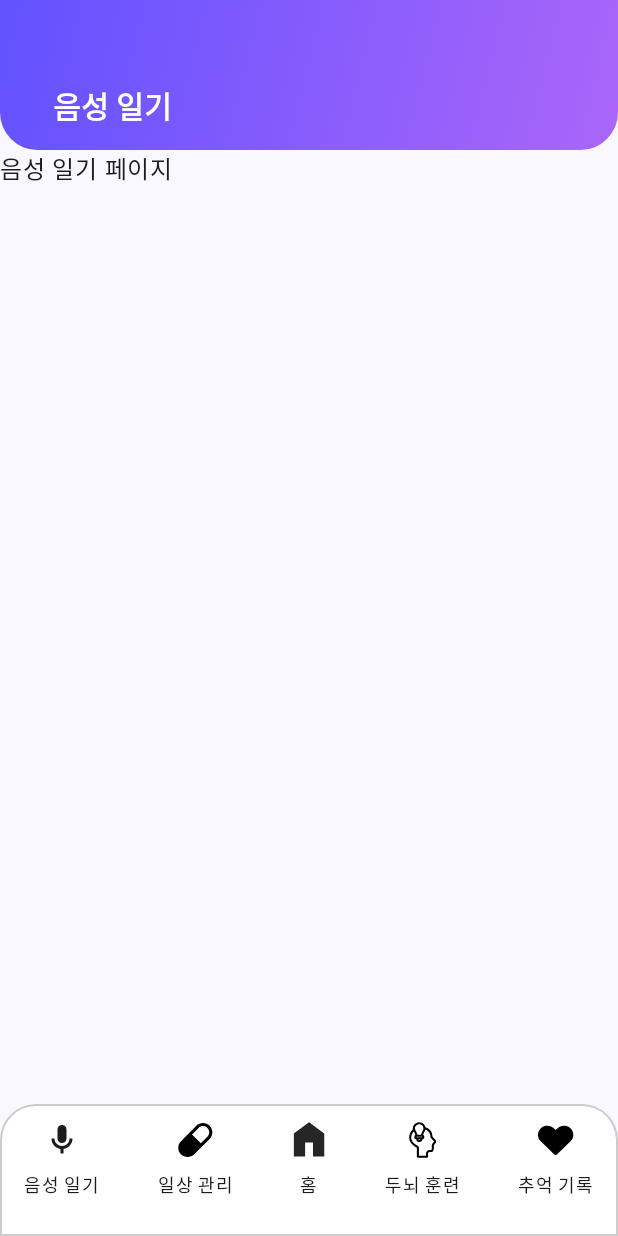
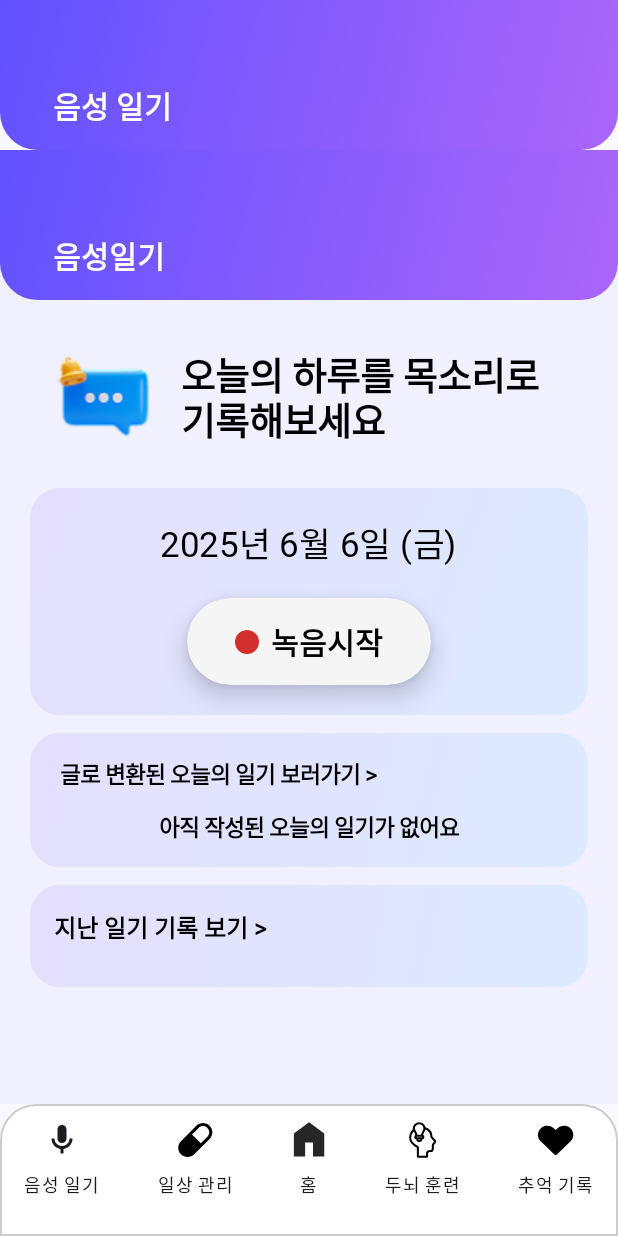
Before and after one commit to 2025AndroidTermProject/Hangyul, an Android app built with Jetpack Compose: the DiaryPage screen opened through its navigation route, on a phone screen of 412 x 824 dp. Run offline under Robolectric (Android 15) with nearby library versions, the phone set to English and light mode, and no system bars; Roboto replaces fonts that are not available here.

Commit message:
음성일기 메인 페이지 개발

```diff
--- a/app/src/main/java/com/android/hangyul/ui/screen/diary/ConvertedDiaryCard.kt
+++ b/app/src/main/java/com/android/hangyul/ui/screen/diary/ConvertedDiaryCard.kt
@@ -36,15 +36,11 @@ fun ConvertedDiaryCard(
     Column(
         modifier = modifier
             .fillMaxWidth()
-            .clip(RoundedCornerShape(20.dp)) // clip 꼭 필요
+            .clip(RoundedCornerShape(20.dp))
             .background(
-                Brush.verticalGradient(
-                    listOf(
-                        Color(0xFF7800FF).copy(alpha = 0.15f),
-                        Color(0xFF0045B5).copy(alpha=0.3f)),
-                    startY = 0f, endY = 1000f
-                ),
-                shape = RoundedCornerShape(22.dp)
+                brush = Brush.linearGradient(
+                    colors = listOf(Color(0xFFE5DFFF), Color(0xFFDCEAFF))
+                )
             )
             .clickable { onClick() } // 클릭 처리
             .padding(horizontal = 20.dp, vertical = 16.dp)
--- a/app/src/main/java/com/android/hangyul/ui/screen/diary/DiaryHistoryPage.kt
+++ b/app/src/main/java/com/android/hangyul/ui/screen/diary/DiaryHistoryPage.kt
@@ -77,7 +77,6 @@ fun DiaryHistoryPagePreview() {
             DiaryEntry("5월 23일", "💖", "설렘", "내일도 행복하길 바라요~"),
             DiaryEntry("5월 22일", "😢", "슬픔", "오늘은 혼자있는 시간이 많았나봐요")
         )
-
         HangyulTheme {
             DiaryHistoryPage(entries = dummyEntries)
         }
--- a/app/src/main/java/com/android/hangyul/ui/screen/diary/DiaryPage.kt
+++ b/app/src/main/java/com/android/hangyul/ui/screen/diary/DiaryPage.kt
@@ -1,31 +1,113 @@
 package com.android.hangyul.ui.screen.diary
 
+import android.os.Build
+import androidx.annotation.RequiresApi
+import androidx.compose.foundation.background
 import androidx.compose.foundation.layout.Box
+import androidx.compose.foundation.layout.Column
+import androidx.compose.foundation.layout.Spacer
 import androidx.compose.foundation.layout.fillMaxSize
+import androidx.compose.foundation.layout.height
+import androidx.compose.foundation.layout.padding
+import androidx.compose.foundation.rememberScrollState
+import androidx.compose.foundation.verticalScroll
 import androidx.compose.material3.Scaffold
 import androidx.compose.material3.Text
 import androidx.compose.runtime.Composable
+import androidx.compose.runtime.mutableStateOf
+import androidx.compose.runtime.remember
 import androidx.compose.ui.Modifier
+import androidx.compose.ui.graphics.Color
 import androidx.compose.ui.tooling.preview.Preview
+import androidx.compose.ui.unit.dp
 import androidx.navigation.NavController
 import androidx.navigation.compose.rememberNavController
 import com.android.hangyul.ui.components.NaviBar
 import com.android.hangyul.ui.components.TopBar
 import com.android.hangyul.ui.theme.HangyulTheme
+import java.time.LocalDate
+import java.time.format.DateTimeFormatter
+import java.util.Locale
 
+@RequiresApi(Build.VERSION_CODES.O)
+@Composable
+fun DiaryPage(
+    navController: NavController,
+    entries: List<DiaryEntry> = listOf(),
+    fileName: String? = null
+) {
+    val today = remember { LocalDate.now() }
+    val formattedDate = today.format(DateTimeFormatter.ofPattern("yyyy년 M월 d일 (E)", Locale.KOREAN))
+    val recordingState = remember { mutableStateOf(RecordingState.Idle) }
+    val duration = remember { mutableStateOf("00:00") }
 
-@Composable
-fun DiaryPage(navController: NavController) {
-    Box(
-        modifier = Modifier.fillMaxSize()
-    ) {
-        Text("음성 일기 페이지") // 예시
+    Box(modifier = Modifier.fillMaxSize()) {
+        Column(
+            modifier = Modifier
+                .background(Color(0xFFF1F0FF))
+                .fillMaxSize()
+                .verticalScroll(rememberScrollState())
+                .padding(horizontal = 20.dp, vertical = 16.dp)
+                .padding(top = 100.dp)
+        ) {
+            TopComment("오늘의 하루를 목소리로 기록해보세요")
+
+            Spacer(modifier = Modifier.height(12.dp))
+
+            RecordingStatusCard(
+                date = formattedDate,
+                state = recordingState.value,
+                durationText = duration.value,
+                onClick = {
+                    recordingState.value = when (recordingState.value) {
+                        RecordingState.Idle -> RecordingState.Recording
+                        RecordingState.Recording -> RecordingState.Finished
+                        RecordingState.Finished -> RecordingState.Idle
+                    }
+                }
+            )
+
+            Spacer(modifier = Modifier.height(12.dp))
+
+            ConvertedDiaryCard(
+                fileName = fileName,
+                onClick = {
+                    if (!fileName.isNullOrBlank()) {
+                        navController.navigate("detail/2025-05-27")
+                    }
+                }
+            )
+
+            Spacer(modifier = Modifier.height(12.dp))
+
+            DiaryHistoryCard(
+                entries = entries,
+                onHeaderClick = { navController.navigate("history") },
+                onEntryClick = { entry ->
+                    navController.navigate("detail/${entry.date}")
+                }
+            )
+
+            Spacer(modifier = Modifier.height(80.dp)) // Bottom NavBar 공간 고려
+        }
+
+        TopBar(pageName = "음성일기")
     }
 }
+
+@Preview(showBackground = true)
 @Composable
-@Preview
-fun DiaryPagePreview(){
+fun DiaryPagePreview() {
+    val dummyEntries = listOf(
+        DiaryEntry("5월 26일", "😊", "행복", "오늘은 기분이 좋았어요!"),
+        DiaryEntry("5월 25일", "🥺", "슬픔", "오늘은 혼자있는 시간이 많았나봐요")
+    )
+
     HangyulTheme {
-        DiaryPage(navController = rememberNavController())
+        DiaryPage(
+            navController = androidx.navigation.compose.rememberNavController(),
+            entries = dummyEntries,
+            fileName = "25_06_04.mp3"
+        )
     }
 }
--- a/app/src/main/java/com/android/hangyul/ui/screen/diary/RecordStatusCard.kt
+++ b/app/src/main/java/com/android/hangyul/ui/screen/diary/RecordStatusCard.kt
@@ -51,14 +51,11 @@ fun RecordingStatusCard(
         horizontalAlignment = Alignment.CenterHorizontally,
         modifier = Modifier
             .fillMaxWidth()
+            .clip(RoundedCornerShape(20.dp))
             .background(
-                Brush.verticalGradient(
-                    listOf(
-                        Color(0xFF7800FF).copy(alpha = 0.15f),
-                        Color(0xFF0045B5).copy(alpha=0.4f)),
-                    startY = 0f, endY = 1000f
-                ),
-                shape = RoundedCornerShape(22.dp)
+                brush = Brush.linearGradient(
+                    colors = listOf(Color(0xFFE5DFFF), Color(0xFFDCEAFF))
+                )
             )
             .padding(20.dp)
     ) {
--- a/app/src/main/java/com/android/hangyul/ui/screen/main/FeatureButton.kt
+++ b/app/src/main/java/com/android/hangyul/ui/screen/main/FeatureButton.kt
@@ -73,7 +73,8 @@ fun FeatureButton(
                     shape = RoundedCornerShape(size = 20.dp)
                 )
                 .clickable { onClick() }
-                .padding(vertical = 18.dp, horizontal = 14.dp),
+                .padding(vertical = 18.dp)
+                .padding(start = 12.dp,end = 5.dp),
             horizontalAlignment = Alignment.Start
         ) {
             Image(
@@ -87,7 +88,7 @@ fun FeatureButton(
 
             Text(
                 text = buttonTitle,
-                fontSize = 18.sp,
+                fontSize = 21.sp,
                 fontWeight = FontWeight.Bold,
                 fontFamily = FontFamily(Font(R.font.pretendard_bold)),
                 color = Color(0xFF1C1C1C)
@@ -98,7 +99,7 @@ fun FeatureButton(
             Text(
                 text = buttonText,
                 maxLines = 1,
-                fontSize = 13.sp,
+                fontSize = 15.sp,
                 fontWeight = FontWeight.Medium,
                 fontFamily = FontFamily(Font(R.font.pretendard_semibold)),
                 color = Color(0xFF7E7E7E)
--- a/app/src/main/java/com/android/hangyul/ui/screen/main/MainPage.kt
+++ b/app/src/main/java/com/android/hangyul/ui/screen/main/MainPage.kt
@@ -36,7 +36,6 @@ fun MainPage(navController: NavController) {
 
             // 4개 버튼 그리드
             FeatureButtonGrid()
-//            Spacer(modifier = Modifier.weight(1f))
         }
 
 
```
